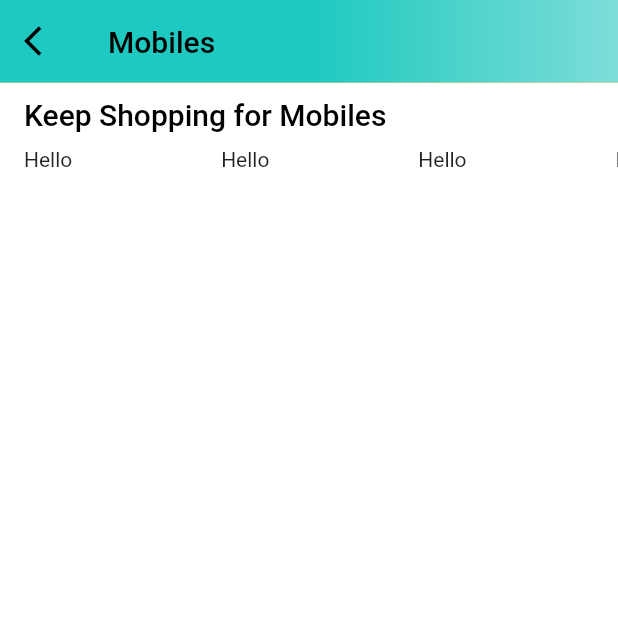
After one commit to Ibrahimfathi96/Amazon-Clone-with-NodeJS, a Flutter app: the HomeScreen screen opened by its route, after a tap on "Mobiles", on a phone screen of 412 x 824 dp, the top half of it. The commit adds this screen. Run offline on Flutter 3.47's test engine with Material 2 defaults, Android fonts, the phone set to English and light mode, and no system bars; our stand-ins replace badges, carousel_slider, dotted_border, file_picker, shared_preferences; missing offline and left inert: cloudinary_public; accounts and stored records are empty; network calls fail.

Commit message:
[FEATURE] Category Deals Screen

```diff
--- /dev/null
+++ b/lib/common/widgets/app_bar_leading.dart
@@ -0,0 +1,17 @@
+import 'package:flutter/material.dart';
+
+class AppBarLeading extends StatelessWidget {
+  const AppBarLeading({
+    super.key,
+  });
+
+  @override
+  Widget build(BuildContext context) {
+    return IconButton(
+      icon: const Icon(Icons.arrow_back_ios),
+      onPressed: () {
+        Navigator.maybePop(context);
+      },
+    );
+  }
+}
--- a/lib/features/admin/widgets/add_product_appbar.dart
+++ b/lib/features/admin/widgets/add_product_appbar.dart
@@ -1,3 +1,4 @@
+import 'package:amazon_clone/common/widgets/app_bar_leading.dart';
 import 'package:amazon_clone/constants/global_variables.dart';
 import 'package:flutter/material.dart';
 
@@ -9,12 +10,7 @@ class AddProductAppBar extends StatelessWidget {
   @override
   Widget build(BuildContext context) {
     return AppBar(
-      leading: IconButton(
-        icon: const Icon(Icons.arrow_back_ios),
-        onPressed: () {
-          Navigator.pop(context);
-        },
-      ),
+      leading: const AppBarLeading(),
       centerTitle: true,
       title: const Text(
         "Add Product",
--- /dev/null
+++ b/lib/features/home/screens/category_deals_screen.dart
@@ -0,0 +1,69 @@
+import 'package:amazon_clone/common/widgets/app_bar_leading.dart';
+import 'package:amazon_clone/constants/global_variables.dart';
+import 'package:flutter/material.dart';
+
+class CategoryDealsScreen extends StatefulWidget {
+  final String category;
+  static const String routeName = '/CategoryDealsScreen';
+
+  const CategoryDealsScreen({super.key, required this.category});
+
+  @override
+  State<CategoryDealsScreen> createState() => _CategoryDealsScreenState();
+}
+
+class _CategoryDealsScreenState extends State<CategoryDealsScreen> {
+  @override
+  Widget build(BuildContext context) {
+    return Scaffold(
+      appBar: PreferredSize(
+        preferredSize: const Size.fromHeight(55),
+        child: AppBar(
+          leading: const AppBarLeading(),
+          flexibleSpace: Container(
+            decoration: const BoxDecoration(
+              gradient: GlobalVariables.appBarGradient,
+            ),
+          ),
+          title: Text(
+            widget.category,
+            style: const TextStyle(
+              color: Colors.black,
+            ),
+          ),
+        ),
+      ),
+      body: Column(
+        children: [
+          Container(
+            padding: const EdgeInsets.symmetric(horizontal: 16, vertical: 10),
+            alignment: Alignment.topLeft,
+            child: Text(
+              "Keep Shopping for ${widget.category}",
+              style: const TextStyle(
+                fontSize: 20,
+                fontWeight: FontWeight.w500,
+                color: Colors.black,
+              ),
+            ),
+          ),
+          SizedBox(
+            height: 170,
+            child: GridView.builder(
+              scrollDirection: Axis.horizontal,
+              physics: const BouncingScrollPhysics(),
+              itemCount: 10,
+              padding: EdgeInsets.only(left: 16),
+              gridDelegate: const SliverGridDelegateWithFixedCrossAxisCount(
+                crossAxisCount: 1,
+                childAspectRatio: 1.4,
+                mainAxisSpacing: 10,
+              ),
+              itemBuilder: (context, index) => Text("Hello"),
+            ),
+          )
+        ],
+      ),
+    );
+  }
+}
--- a/lib/features/home/widgets/top_categories.dart
+++ b/lib/features/home/widgets/top_categories.dart
@@ -1,15 +1,19 @@
 import 'package:amazon_clone/constants/global_variables.dart';
+import 'package:amazon_clone/features/home/screens/category_deals_screen.dart';
 import 'package:amazon_clone/features/home/widgets/list_category_item.dart';
 import 'package:flutter/material.dart';
 
-class HomeTopCategories extends StatefulWidget {
+class HomeTopCategories extends StatelessWidget {
   const HomeTopCategories({super.key});
 
-  @override
-  State<HomeTopCategories> createState() => _HomeTopCategoriesState();
-}
+  void navigateToCategoryPage(BuildContext context, String category) {
+    Navigator.pushNamed(
+      context,
+      CategoryDealsScreen.routeName,
+      arguments: category,
+    );
+  }
 
-class _HomeTopCategoriesState extends State<HomeTopCategories> {
   @override
   Widget build(BuildContext context) {
     return Container(
@@ -19,9 +23,15 @@ class _HomeTopCategoriesState extends State<HomeTopCategories> {
         itemExtent: 78,
         physics: const BouncingScrollPhysics(),
         scrollDirection: Axis.horizontal,
-        itemBuilder: (context, index) => ListCategoryItem(
-          title: GlobalVariables.categoryImages[index]['title'] ?? '',
-          imageUrl: GlobalVariables.categoryImages[index]['image'] ?? '',
+        itemBuilder: (context, index) => GestureDetector(
+          onTap: () => navigateToCategoryPage(
+            context,
+            GlobalVariables.categoryImages[index]['title']!,
+          ),
+          child: ListCategoryItem(
+            title: GlobalVariables.categoryImages[index]['title'] ?? '',
+            imageUrl: GlobalVariables.categoryImages[index]['image'] ?? '',
+          ),
         ),
         itemCount: GlobalVariables.categoryImages.length,
       ),
--- a/lib/router.dart
+++ b/lib/router.dart
@@ -3,6 +3,7 @@ import 'package:amazon_clone/features/admin/screens/add_product_screen.dart';
 import 'package:amazon_clone/features/admin/screens/admin_screen.dart';
 import 'package:amazon_clone/features/admin/screens/posts_screen.dart';
 import 'package:amazon_clone/features/auth/screens/auth_view.dart';
+import 'package:amazon_clone/features/home/screens/category_deals_screen.dart';
 import 'package:amazon_clone/features/home/screens/home_screen.dart';
 import 'package:amazon_clone/features/splash/splash_screen.dart';
 import 'package:flutter/material.dart';
@@ -37,6 +38,13 @@ Route<dynamic> generateRoute(RouteSettings routeSettings) {
       return MaterialPageRoute(
         builder: (context) => const HomeScreen(),
       );
+    case CategoryDealsScreen.routeName:
+      var category = routeSettings.arguments as String;
+      return MaterialPageRoute(
+        builder: (context) => CategoryDealsScreen(
+          category: category,
+        ),
+      );
     default:
       return MaterialPageRoute(
         builder: (context) => const Scaffold(
```
